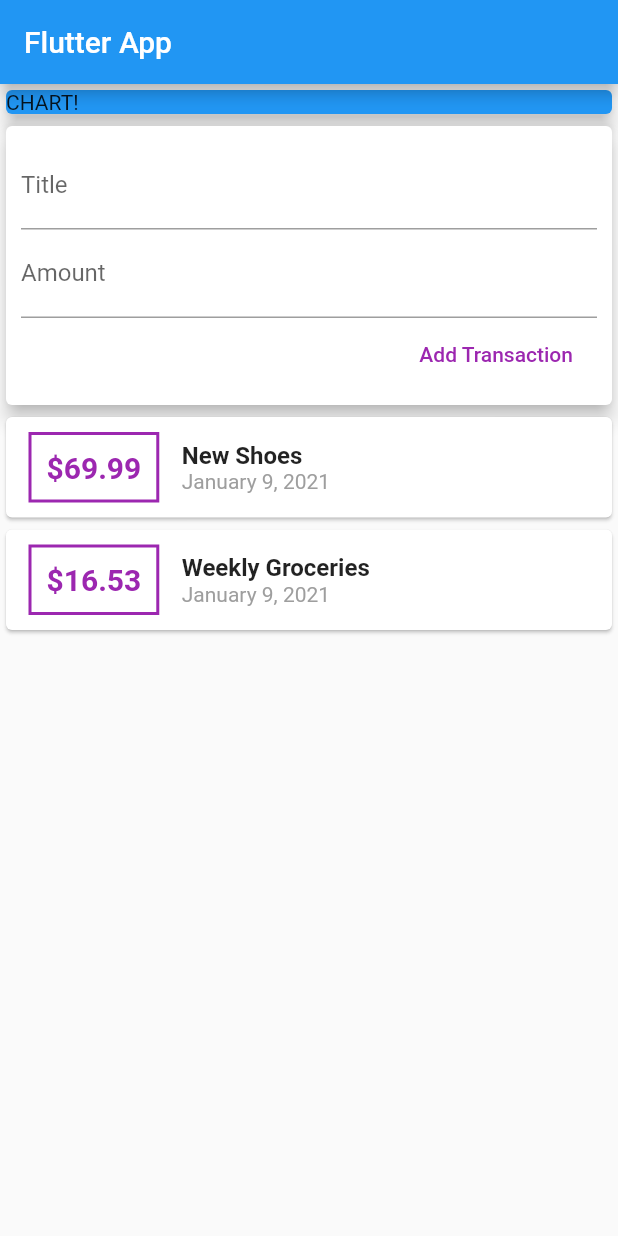
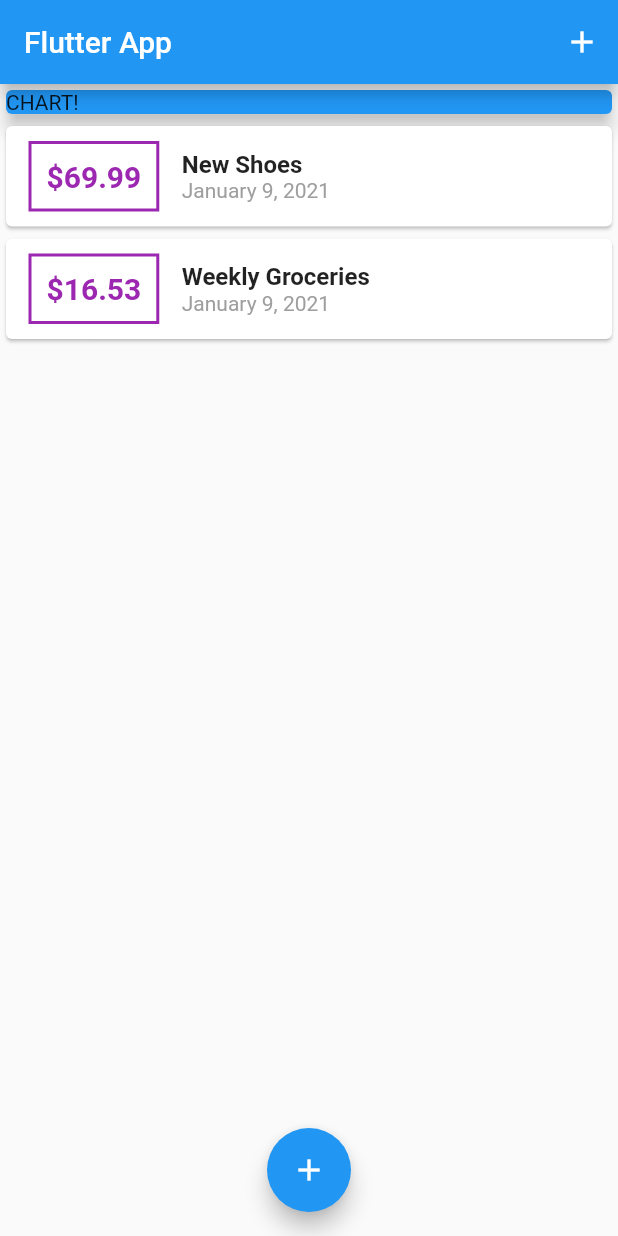
Before and after one commit to ParkSoravee/flutter_app_course1_app2, a Flutter app: the screen it shows after launch, on a phone screen of 412 x 824 dp. Run offline on Flutter 3.47's test engine with Material 2 defaults, Android fonts, the phone set to English and light mode, and no system bars.

```diff
--- a/lib/main.dart
+++ b/lib/main.dart
@@ -1,6 +1,8 @@
 import 'package:flutter/material.dart';
 
-import 'widgets/user_transactions.dart';
+import 'widgets/transaction_list.dart';
+import 'widgets/new_transaction.dart';
+import 'models/transaction.dart';
 
 void main() {
   runApp(MyApp());
@@ -16,17 +18,63 @@ class MyApp extends StatelessWidget {
   }
 }
 
-class MyHomePage extends StatelessWidget {
+class MyHomePage extends StatefulWidget {
   // String titleInput;
   // String amountInput;
-  final titleController = TextEditingController();
-  final amountController = TextEditingController();
+  @override
+  _MyHomePageState createState() => _MyHomePageState();
+}
+
+class _MyHomePageState extends State<MyHomePage> {
+
+  final List<Transaction> _userTransactions = [
+    Transaction(
+      id: 't1',
+      title: 'New Shoes',
+      amount: 69.99,
+      date: DateTime.now(),
+    ),
+    Transaction(
+      id: 't2',
+      title: 'Weekly Groceries',
+      amount: 16.53,
+      date: DateTime.now(),
+    ),
+  ];
+
+  void _addNewTransaction(String txTitle, double txAmount) {
+    final newTx = Transaction(
+      id: DateTime.now().toString(),
+      title: txTitle,
+      amount: txAmount,
+      date: DateTime.now(),
+    );
+
+    setState(() {
+      _userTransactions.add(newTx);
+    });
+  }
+
+  void _startAddNewTransaction(BuildContext ctx) {
+    showModalBottomSheet(
+      context: ctx,
+      builder: (_) {
+        return NewTransaction(_addNewTransaction);
+      },
+    );
+  }
 
   @override
   Widget build(BuildContext context) {
     return Scaffold(
       appBar: AppBar(
         title: Text('Flutter App'),
+        actions: [
+          IconButton(
+            icon: Icon(Icons.add),
+            onPressed: () => _startAddNewTransaction(context),
+          )
+        ],
       ),
       body: SingleChildScrollView(
         //margin: EdgeInsets.all(10),
@@ -42,9 +90,14 @@ class MyHomePage extends StatelessWidget {
               ),
               elevation: 5,
             ),
-            UserTransactions(),
+            TransactionList(_userTransactions),
           ],
         ),
+      ),
+      floatingActionButtonLocation: FloatingActionButtonLocation.centerFloat,
+      floatingActionButton: FloatingActionButton(
+        child: Icon(Icons.add),
+        onPressed: () => _startAddNewTransaction(context),
       ),
     );
   }
--- a/lib/widgets/user_transactions.dart
+++ /dev/null
@@ -1,50 +0,0 @@
-import 'package:flutter/material.dart';
-
-import 'new_transaction.dart';
-import 'transaction_list.dart';
-import '../models/transaction.dart';
-
-class UserTransactions extends StatefulWidget {
-  @override
-  _UserTransactionsState createState() => _UserTransactionsState();
-}
-
-class _UserTransactionsState extends State<UserTransactions> {
-  final List<Transaction> _userTransactions = [
-    Transaction(
-      id: 't1',
-      title: 'New Shoes',
-      amount: 69.99,
-      date: DateTime.now(),
-    ),
-    Transaction(
-      id: 't2',
-      title: 'Weekly Groceries',
-      amount: 16.53,
-      date: DateTime.now(),
-    ),
-  ];
-
-  void _addNewTransaction(String txTitle, double txAmount) {
-    final newTx = Transaction(
-      id: DateTime.now().toString(),
-      title: txTitle,
-      amount: txAmount,
-      date: DateTime.now(),
-    );
-
-    setState(() {
-      _userTransactions.add(newTx);
-    });
-  }
-
-  @override
-  Widget build(BuildContext context) {
-    return Column(
-      children: [
-        NewTransaction(_addNewTransaction),
-        TransactionList(_userTransactions),
-      ],
-    );
-  }
-}
```
